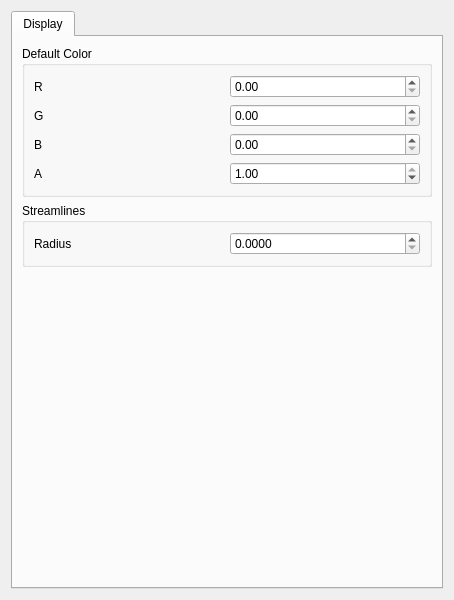
Above: src/Interface/Modules/Visualization/InterfaceWithOspray.ui from SCIInstitute/SCIRun before the change. Below: the same form after it.
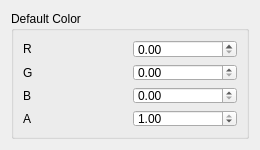
That is the form after the change.

Diff of the .ui file:
```diff
--- a/src/Interface/Modules/Visualization/InterfaceWithOspray.ui
+++ b/src/Interface/Modules/Visualization/InterfaceWithOspray.ui
@@ -6,8 +6,8 @@
    <rect>
     <x>0</x>
     <y>0</y>
-    <width>454</width>
-    <height>600</height>
+    <width>260</width>
+    <height>150</height>
    </rect>
   </property>
   <property name="sizePolicy">
@@ -18,8 +18,8 @@
   </property>
   <property name="minimumSize">
    <size>
-    <width>454</width>
-    <height>600</height>
+    <width>260</width>
+    <height>150</height>
    </size>
   </property>
   <property name="windowTitle">
@@ -27,16 +27,6 @@
   </property>
   <layout class="QGridLayout" name="gridLayout_7">
    <item row="0" column="0">
-    <widget class="QTabWidget" name="tabWidget">
-     <property name="currentIndex">
-      <number>0</number>
-     </property>
-     <widget class="QWidget" name="tab_2">
-      <attribute name="title">
-       <string>Display</string>
-      </attribute>
-      <layout class="QVBoxLayout" name="verticalLayout_2">
-       <item>
         <widget class="QGroupBox" name="groupBox_4">
          <property name="title">
           <string>Default Color</string>
@@ -114,49 +104,6 @@
            </widget>
           </item>
          </layout>
-        </widget>
-       </item>
-       <item>
-        <widget class="QGroupBox" name="groupBox_2">
-         <property name="title">
-          <string>Streamlines</string>
-         </property>
-         <layout class="QGridLayout" name="gridLayout_14">
-          <item row="0" column="0">
-           <widget class="QLabel" name="label_24">
-            <property name="text">
-             <string>Radius</string>
-            </property>
-           </widget>
-          </item>
-          <item row="0" column="1">
-           <widget class="QDoubleSpinBox" name="streamlineRadiusDoubleSpinBox_">
-            <property name="decimals">
-             <number>4</number>
-            </property>
-            <property name="singleStep">
-             <double>0.010000000000000</double>
-            </property>
-           </widget>
-          </item>
-         </layout>
-        </widget>
-       </item>
-       <item>
-        <spacer name="verticalSpacer_2">
-         <property name="orientation">
-          <enum>Qt::Vertical</enum>
-         </property>
-         <property name="sizeHint" stdset="0">
-          <size>
-           <width>20</width>
-           <height>40</height>
-          </size>
-         </property>
-        </spacer>
-       </item>
-      </layout>
-     </widget>
     </widget>
    </item>
   </layout>
```
Lines whose indentation alone changed are shown as unchanged.
